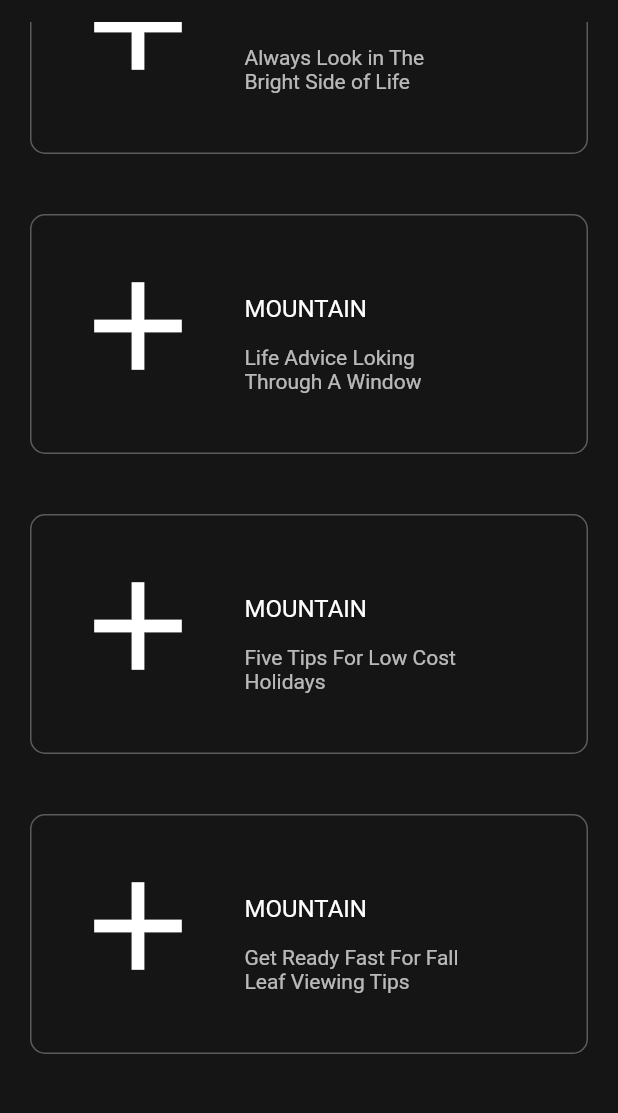
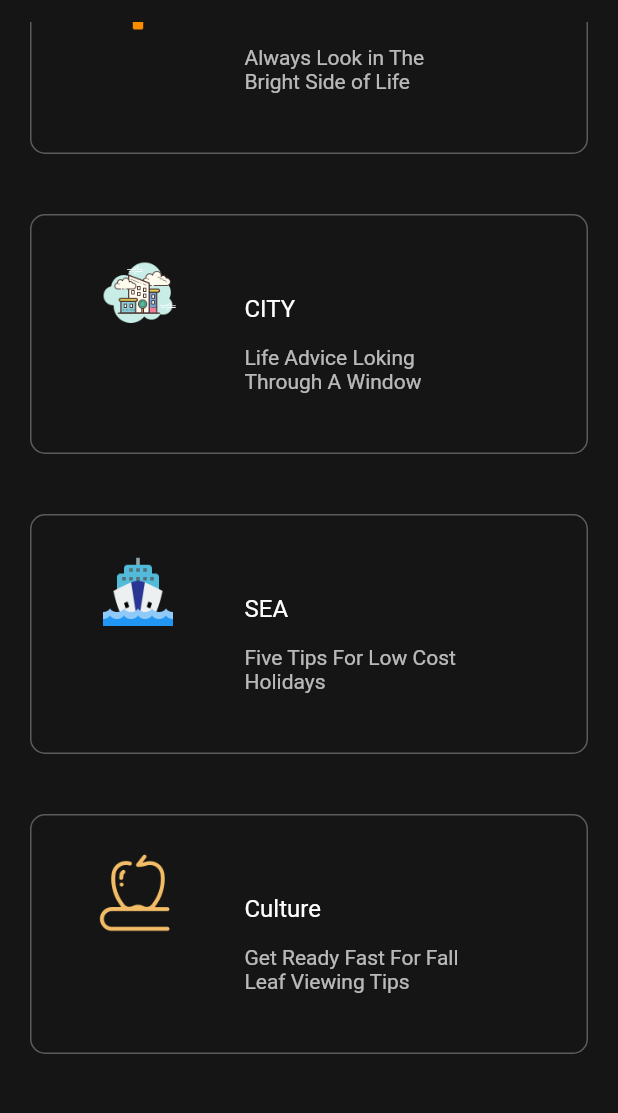
Before and after one commit to Ahmed20Salah/travel_app, a Flutter app: the Category screen opened directly, scrolled down 540 dp, on a phone screen of 412 x 824 dp, the part 62-1175 px from its top. Run offline on Flutter 3.47's test engine with Material 2 defaults, Android fonts, the phone set to English and light mode, and no system bars; our stand-ins replace image_picker, rxdart, shared_preferences; accounts and stored records are empty.

Commit message:
Home screen
finished home screen
add icons
dynamic reply on wrong button

```diff
--- a/lib/pages/category.dart
+++ b/lib/pages/category.dart
@@ -7,8 +7,8 @@ class Category extends StatelessWidget {
   Widget build(BuildContext context) {
     return Stack(children: <Widget>[
       Container(
-          color: Color.fromRGBO(21, 21, 21, 1),
-          constraints: BoxConstraints.expand(),
+        color: Color.fromRGBO(21, 21, 21, 1),
+        constraints: BoxConstraints.expand(),
       ),
       Scaffold(
         backgroundColor: Colors.transparent,
@@ -46,17 +46,17 @@ class Category extends StatelessWidget {
                         padding: EdgeInsets.symmetric(
                             vertical: 30.0, horizontal: 18.0),
                         child: Text(
-                          'Family Safari Vacation To The Home of The Gods Travel health useful medical information for good health be',
+                          'Family Safari Vacation To The Home of The Gods \n Travel health useful medical information \n for good health be',
                           textAlign: TextAlign.center,
                           style: TextStyle(
                               color: Colors.white54, fontSize: 17, height: 1.2),
                         ),
                       ),
                       mountain(context),
-                      _landscape(),
-                      _city(),
-                      _sea(),
-                      _culture(),
+                      _landscape(context),
+                      _city(context),
+                      _sea(context),
+                      _culture(context),
                     ],
                   ),
                 ),
@@ -84,10 +84,7 @@ class Category extends StatelessWidget {
           Navigator.pushNamed(context, 'mountainIn');
         },
         leading: Container(
-          child: Icon(
-            Icons.add,
-            size: 100.0,
-          ),
+          child: Image.asset('assets/icons/mountain.png'),
           width: 110.0,
         ),
         title: Container(
@@ -112,7 +109,7 @@ class Category extends StatelessWidget {
     );
   }
 
-  Widget _landscape() {
+  Widget _landscape(context) {
     return Container(
       height: 160.0,
       margin: EdgeInsets.all(20.0),
@@ -124,18 +121,22 @@ class Category extends StatelessWidget {
       ),
       alignment: Alignment.center,
       child: ListTile(
+        onTap: (){
+          showDialog(context: context, child: AlertDialog(
+            title:Text('sorry this closed'),
+            content: Text('this still under developing you can try "Mountain"'),
+
+          ),);
+        },
         leading: Container(
-          child: Icon(
-            Icons.add,
-            size: 100.0,
-          ),
+          child: Image.asset('assets/icons/air-balloon-96.png'),
           width: 110.0,
         ),
         title: Container(
           height: 60.0,
           alignment: Alignment.bottomLeft,
           margin: EdgeInsets.only(bottom: 15.0),
-          child: Text('MOUNTAIN'),
+          child: Text('LANDSCAPE'),
         ),
         subtitle: Container(
           height: 60.0,
@@ -153,7 +154,7 @@ class Category extends StatelessWidget {
     );
   }
 
-  Widget _city() {
+  Widget _city(context) {
     return Container(
       height: 160.0,
       margin: EdgeInsets.all(20.0),
@@ -165,18 +166,22 @@ class Category extends StatelessWidget {
       ),
       alignment: Alignment.center,
       child: ListTile(
+        onTap: (){
+          showDialog(context: context, child: AlertDialog(
+            title:Text('sorry this closed'),
+            content: Text('this still under developing  you can try "Mountain"'),
+
+          ),);
+        },
         leading: Container(
-          child: Icon(
-            Icons.add,
-            size: 100.0,
-          ),
+          child: Image.asset('assets/icons/city-100.png'),
           width: 110.0,
         ),
         title: Container(
           height: 60.0,
           alignment: Alignment.bottomLeft,
           margin: EdgeInsets.only(bottom: 15.0),
-          child: Text('MOUNTAIN'),
+          child: Text('CITY'),
         ),
         subtitle: Container(
           height: 60.0,
@@ -194,7 +199,7 @@ class Category extends StatelessWidget {
     );
   }
 
-  Widget _sea() {
+  Widget _sea(context) {
     return Container(
       height: 160.0,
       margin: EdgeInsets.all(20.0),
@@ -206,18 +211,22 @@ class Category extends StatelessWidget {
       ),
       alignment: Alignment.center,
       child: ListTile(
+        onTap: (){
+          showDialog(context: context, child: AlertDialog(
+            title:Text('sorry this closed'),
+            content: Text('this still under developing you can try "Mountain"'),
+
+          ),);
+        },
         leading: Container(
-          child: Icon(
-            Icons.add,
-            size: 100.0,
-          ),
+          child: Image.asset('assets/icons/transportation-96.png'),
           width: 110.0,
         ),
         title: Container(
           height: 60.0,
           alignment: Alignment.bottomLeft,
           margin: EdgeInsets.only(bottom: 15.0),
-          child: Text('MOUNTAIN'),
+          child: Text('SEA'),
         ),
         subtitle: Container(
           height: 60.0,
@@ -235,7 +244,7 @@ class Category extends StatelessWidget {
     );
   }
 
-  Widget _culture() {
+  Widget _culture(context) {
     return Container(
       height: 160.0,
       margin: EdgeInsets.all(20.0),
@@ -247,18 +256,22 @@ class Category extends StatelessWidget {
       ),
       alignment: Alignment.center,
       child: ListTile(
+        onTap: (){
+          showDialog(context: context, child: AlertDialog(
+            title:Text('sorry this closed'),
+            content: Text('this still under developing you can try "Mountain"'),
+
+          ),);
+        },
         leading: Container(
-          child: Icon(
-            Icons.add,
-            size: 100.0,
-          ),
+          child: Image.asset('assets/icons/physics-book.png'),
           width: 110.0,
         ),
         title: Container(
           height: 60.0,
           alignment: Alignment.bottomLeft,
           margin: EdgeInsets.only(bottom: 15.0),
-          child: Text('MOUNTAIN'),
+          child: Text('Culture'),
         ),
         subtitle: Container(
           height: 60.0,
--- a/pubspec.yaml
+++ b/pubspec.yaml
@@ -52,6 +52,7 @@ flutter:
   #  - images/a_dot_ham.jpeg
   assets:
      - assets/
+     - assets/icons/
 
   # An image asset can refer to one or more resolution-specific "variants", see
   # https://flutter.io/assets-and-images/#resolution-aware.
```
Also changed, not shown: lib/home.dart (+40 -20 lines), assets/icons/air-balloon-96.png (added), assets/icons/air-balloon.png (added), assets/icons/city-100.png (added), assets/icons/city.png (added), assets/icons/mountain.png (added), assets/icons/physics-book.png (added), assets/icons/transportation-96.png (added), assets/icons/transportation.png (added), assets/icons/viking-ship.png (added).
